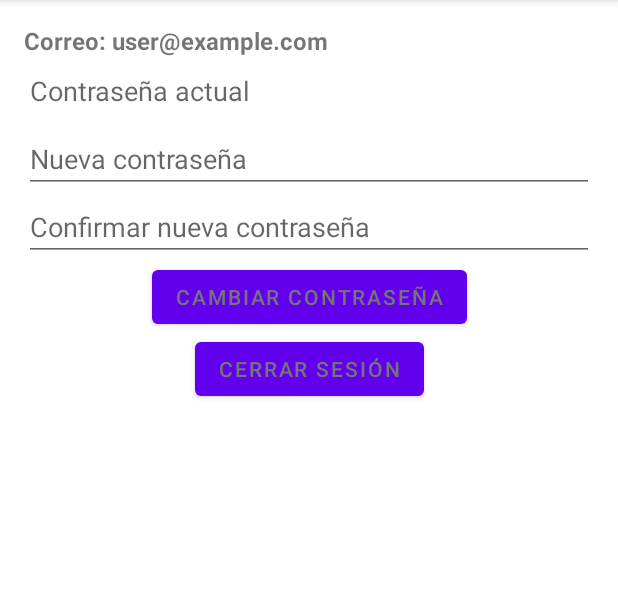
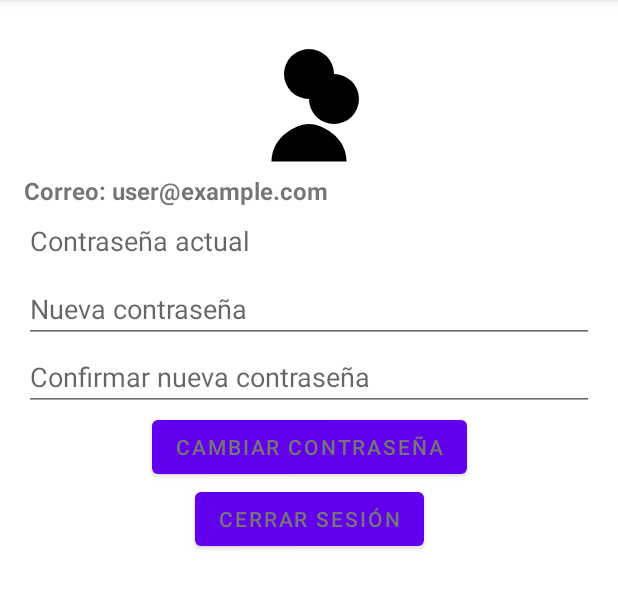
Before and after one commit to marzubiri/Final-am-acn4a-paez-zubiri, an Android app: the SecondActivity screen opened directly, with no data from a screen before it, on a phone screen of 412 x 824 dp, the part 84-693 px from its top. Run offline under Robolectric (Android 15) with nearby library versions, the phone set to English and light mode, and no system bars; our stand-ins replace Firebase (no records; nobody signed in at launch, a user with empty details on screens opened directly).

```diff
--- a/app/src/main/res/layout/activity_login.xml
+++ b/app/src/main/res/layout/activity_login.xml
@@ -58,7 +58,7 @@
         android:layout_width="wrap_content"
         android:layout_height="wrap_content"
         android:text="Ingresar sin registrarme"
-        android:textColor="@color/my_dark_primary"
+        android:textColor="@color/primary_text_color"
         android:textStyle="bold"
         app:layout_constraintTop_toBottomOf="@id/registerRedirectButton"
         app:layout_constraintStart_toStartOf="parent"
--- a/app/src/main/res/layout/activity_register.xml
+++ b/app/src/main/res/layout/activity_register.xml
@@ -58,7 +58,7 @@
         android:layout_width="wrap_content"
         android:layout_height="wrap_content"
         android:text="Ingresar sin registrarme"
-        android:textColor="@color/my_dark_primary"
+        android:textColor="@color/primary_text_color"
         android:textStyle="bold"
         app:layout_constraintTop_toBottomOf="@id/goToLoginButton"
         app:layout_constraintStart_toStartOf="parent"
--- a/app/src/main/res/layout/activity_second.xml
+++ b/app/src/main/res/layout/activity_second.xml
@@ -5,6 +5,18 @@
     android:layout_width="match_parent"
     android:layout_height="match_parent"
     android:padding="16dp">
+
+    <!-- Imagen del perfil -->
+    <ImageView
+        android:id="@+id/profileImageView"
+        android:layout_width="100dp"
+        android:layout_height="100dp"
+        android:src="@drawable/ic_profile"
+        android:contentDescription="Imagen de perfil"
+        app:layout_constraintTop_toTopOf="parent"
+        app:layout_constraintStart_toStartOf="parent"
+        app:layout_constraintEnd_toEndOf="parent"
+        android:layout_marginBottom="16dp" />
 
     <!-- Campo para mostrar el correo del usuario -->
     <TextView
@@ -14,10 +26,10 @@
         android:text="Correo: user@example.com"
         android:textSize="16sp"
         android:textStyle="bold"
-        app:layout_constraintTop_toTopOf="parent"
+        app:layout_constraintTop_toBottomOf="@id/profileImageView"
         app:layout_constraintStart_toStartOf="parent"
         app:layout_constraintEnd_toEndOf="parent"
-        android:layout_marginBottom="16dp" />
+        android:layout_marginBottom="24dp" />
 
     <!-- Campo de entrada para la contraseña actual -->
     <EditText
```
Also changed, not shown: app/src/main/res/menu/drawer_menu.xml (+8 -9 lines).
